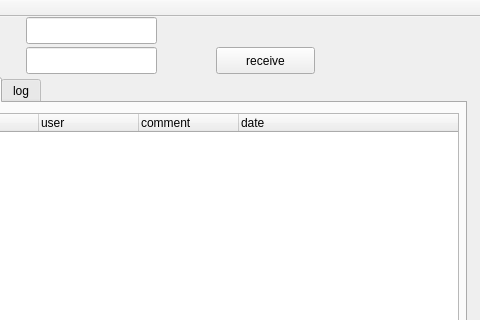
This is mainwindow.ui in diginatu/Viqo as Qt 5 draws it before an edit; both pictures show x 84 to 564 and y 0 to 320 of the 564 by 434 pixel window. The edited form follows.
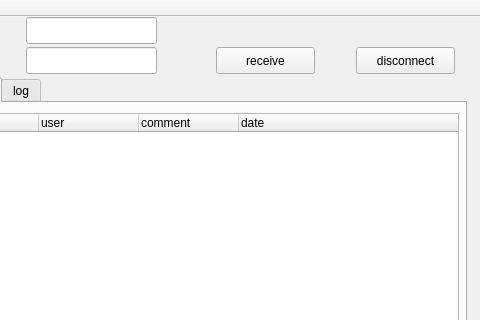
This is the edited form.

Patch:
```diff
--- a/mainwindow.ui
+++ b/mainwindow.ui
@@ -157,6 +157,19 @@
      </widget>
     </widget>
    </widget>
+   <widget class="QPushButton" name="disconnect">
+    <property name="geometry">
+     <rect>
+      <x>440</x>
+      <y>30</y>
+      <width>99</width>
+      <height>27</height>
+     </rect>
+    </property>
+    <property name="text">
+     <string>disconnect</string>
+    </property>
+   </widget>
   </widget>
   <widget class="QMenuBar" name="menuBar">
    <property name="geometry">
```
